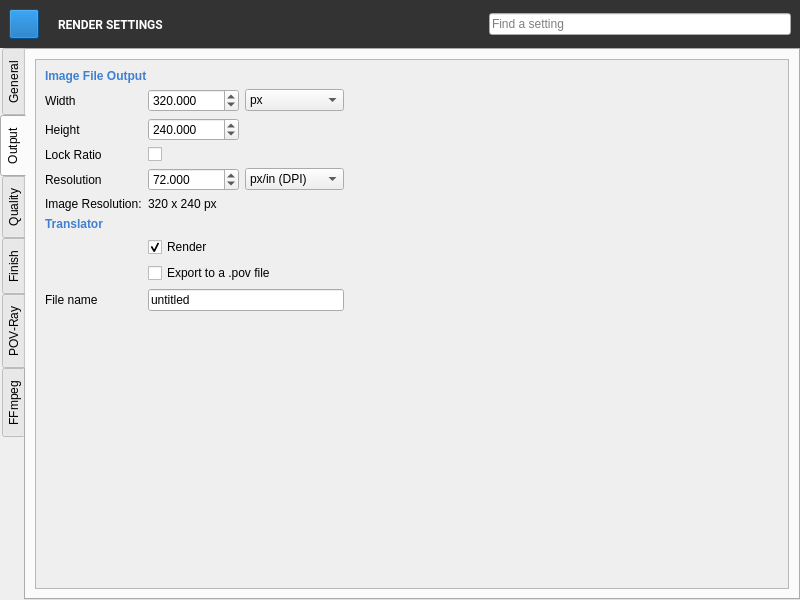
Before: the Qt Designer form QChromosome/rendersettings.ui in Michalaq/ChromosomeVisualizer, drawn with Qt 5.
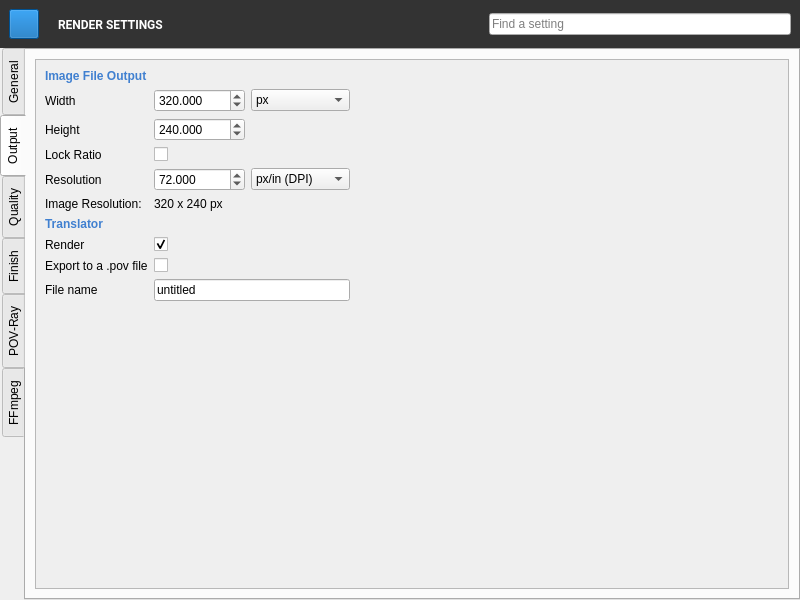
After: the same form once the commit is applied. The open tabs and pages were chosen to show the change. Icons and pictures are not drawn. Custom widgets are drawn as their Qt base class.

```diff
--- a/QChromosome/rendersettings.ui
+++ b/QChromosome/rendersettings.ui
@@ -756,23 +756,30 @@
              </property>
             </widget>
            </item>
-           <item row="7" column="1" colspan="2">
-            <widget class="QCheckBox" name="checkBox_2">
+           <item row="7" column="0">
+            <widget class="QLabel" name="label_32">
              <property name="text">
               <string>Render</string>
              </property>
-             <property name="checked">
-              <bool>true</bool>
-             </property>
             </widget>
            </item>
-           <item row="8" column="1" colspan="2">
-            <widget class="QCheckBox" name="checkBox_3">
+           <item row="8" column="0">
+            <widget class="QLabel" name="label_33">
              <property name="text">
               <string>Export to a .pov file</string>
              </property>
             </widget>
            </item>
+           <item row="8" column="1">
+            <widget class="QCheckBox" name="checkBox_3"/>
+           </item>
+           <item row="7" column="1">
+            <widget class="QCheckBox" name="checkBox_2">
+             <property name="checked">
+              <bool>true</bool>
+             </property>
+            </widget>
+           </item>
           </layout>
          </widget>
         </widget>
```
Left out of the diff: 3 changed lines with no effect on the pictures.
